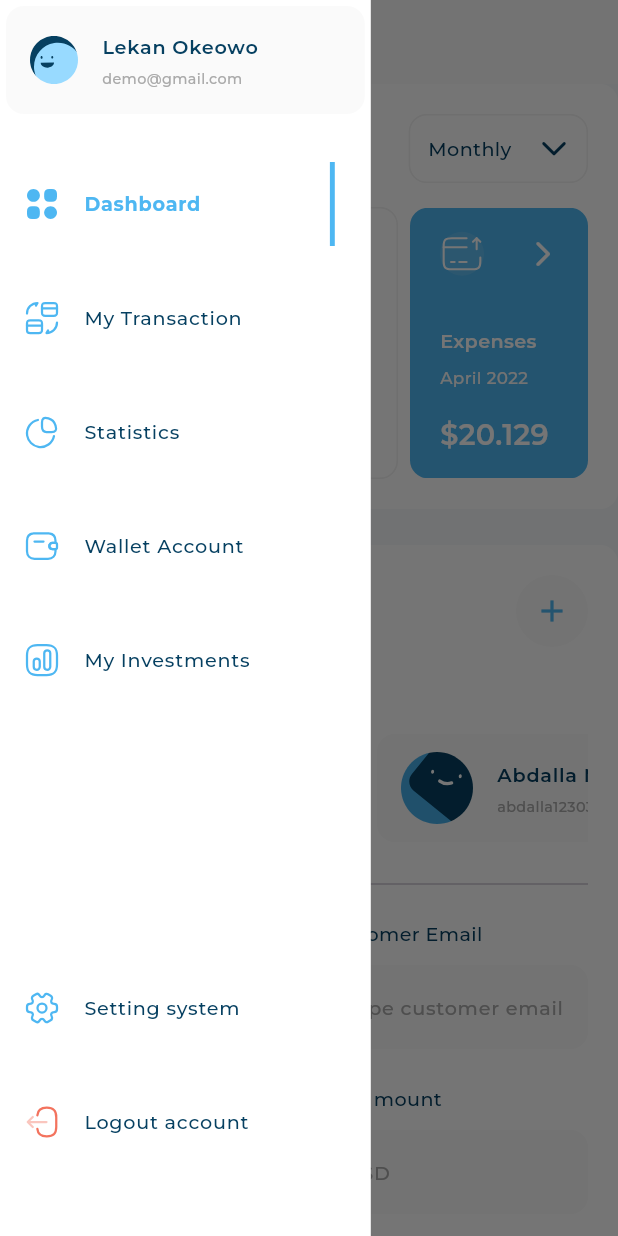
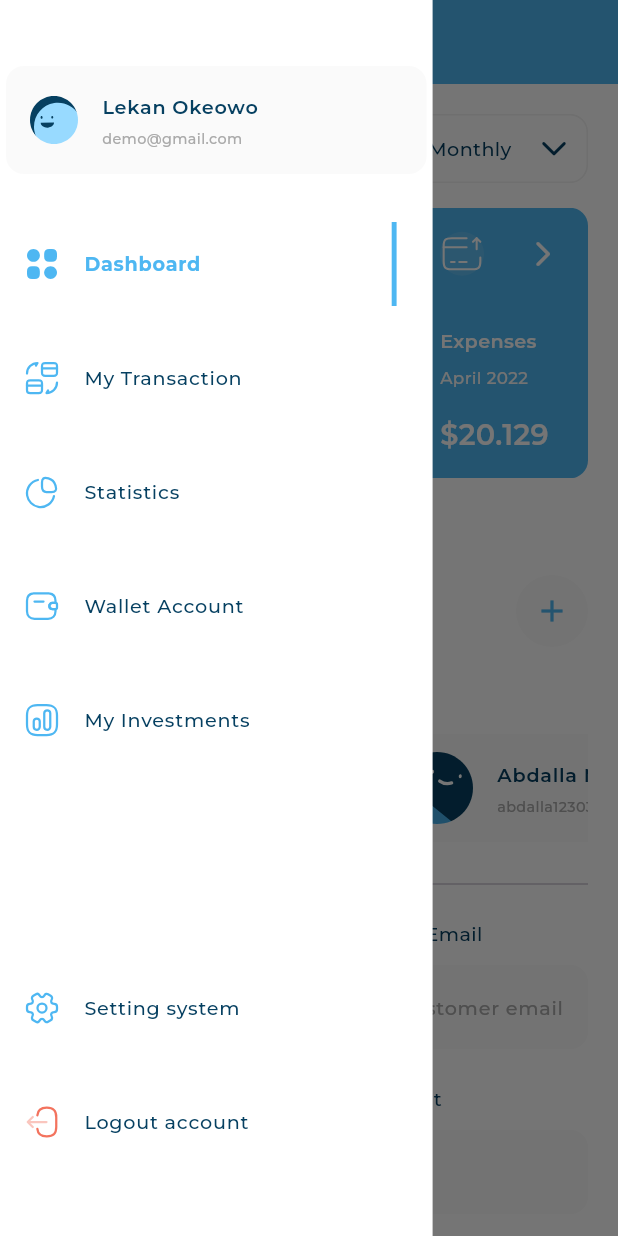
Before and after one commit to mohammed-xp/responsive_dash_board, a Flutter app: the screen it shows after launch, after a tap on "Income", after a tap on "Expenses", after a tap on the "menu" icon, on a phone screen of 412 x 824 dp. Run offline on Flutter 3.47's test engine with Material 3 defaults, Android fonts, the phone set to English and light mode, and no system bars; our stand-ins replace device_preview, expandable_page_view, fl_chart, flutter_svg; project files that could hold a hidden picture were left out.

Commit message:
Fix ui error

```diff
--- a/lib/main.dart
+++ b/lib/main.dart
@@ -3,10 +3,12 @@ import 'package:flutter/material.dart';
 import 'package:responsive_dash_board/views/dash_board_view.dart';
 
 void main() {
-  runApp(DevicePreview(
-    enabled: true,
-    builder: (context) => const ResponsiveDashBoard(),
-  ));
+  runApp(
+    DevicePreview(
+      enabled: true,
+      builder: (context) => const ResponsiveDashBoard(),
+    ),
+  );
 }
 
 class ResponsiveDashBoard extends StatelessWidget {
@@ -16,6 +18,7 @@ class ResponsiveDashBoard extends StatelessWidget {
   Widget build(BuildContext context) {
     return MaterialApp(
       title: 'Responsive Dashboard',
+      debugShowCheckedModeBanner: false,
       // useInheritedMediaQuery: true,
       locale: DevicePreview.locale(context),
       builder: DevicePreview.appBuilder,
--- a/lib/views/dash_board_view.dart
+++ b/lib/views/dash_board_view.dart
@@ -23,11 +23,11 @@ class _DashBoardViewState extends State<DashBoardView> {
       appBar: MediaQuery.sizeOf(context).width < SizeConfig.tablet
           ? AppBar(
               elevation: 0,
-              backgroundColor: const Color(0xffFAFAFA),
+              backgroundColor: const Color(0xff4EB7F2),
               leading: IconButton(
                 icon: const Icon(
                   Icons.menu_rounded,
-                  color: Colors.black,
+                  color: Colors.white,
                 ),
                 onPressed: () {
                   scaffoldKey.currentState!.openDrawer();
@@ -37,10 +37,12 @@ class _DashBoardViewState extends State<DashBoardView> {
           : null,
       drawer: MediaQuery.sizeOf(context).width < SizeConfig.tablet
           ? SizedBox(
-              width: MediaQuery.sizeOf(context).width * .6,
+              width: MediaQuery.sizeOf(context).width * .7,
               child: const CustomDrawer())
           : null,
-      backgroundColor: const Color(0xffF7F9FA),
+      backgroundColor: MediaQuery.sizeOf(context).width < SizeConfig.tablet
+          ? Colors.white
+          : const Color(0xffF7F9FA),
       body: AdaptiveLayoutBuilder(
         mobileLayout: (context) => const DashboardMobileLayout(),
         tabletLayout: (context) => const DashboardTabletLayout(),
--- a/lib/widgets/custom_drawer.dart
+++ b/lib/widgets/custom_drawer.dart
@@ -22,6 +22,11 @@ class CustomDrawer extends StatelessWidget {
       color: Colors.white,
       child: const CustomScrollView(
         slivers: [
+          SliverToBoxAdapter(
+            child: SizedBox(
+              height: 40,
+            ),
+          ),
           SliverToBoxAdapter(
             child: UserInfoListTile(
               userInfoModel: userInfoModel,
--- a/lib/widgets/dashboard_mobile_layout.dart
+++ b/lib/widgets/dashboard_mobile_layout.dart
@@ -12,6 +12,7 @@ class DashboardMobileLayout extends StatelessWidget {
   @override
   Widget build(BuildContext context) {
     return const SingleChildScrollView(
+      physics: BouncingScrollPhysics(),
       child: Column(
         children: [
           AllExpensesAndQuickInvoiceSection(),
--- a/lib/widgets/my_cards_page_view.dart
+++ b/lib/widgets/my_cards_page_view.dart
@@ -15,9 +15,13 @@ class MyCardsPageView extends StatelessWidget {
     return ExpandablePageView(
       controller: pageController,
       scrollDirection: Axis.horizontal,
+      physics: const BouncingScrollPhysics(),
       children: List.generate(
         3,
-        (index) => const MyCard(),
+        (index) => const Padding(
+          padding: EdgeInsets.only(right: 8.0),
+          child: MyCard(),
+        ),
       ),
     );
   }
```
